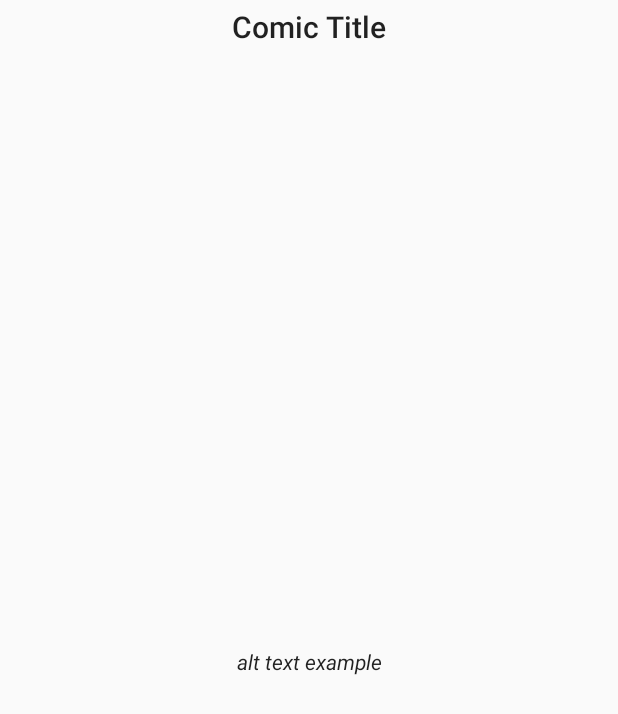
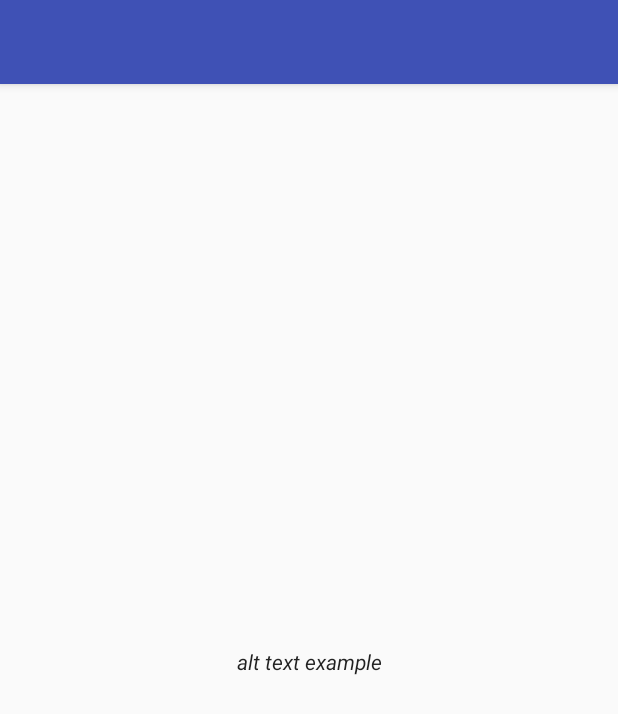
Before and after one commit to gregtaole/XKCDBrowser, an Android app: the layout activity_comic_viewer.xml on its own in the app's theme, with its tools: preview values and no code run, on a phone screen of 412 x 824 dp. Shown: the top 714 px of the screen. Run offline under Robolectric (Android 15) with nearby library versions, the phone set to English and light mode, and no system bars; plain views replace SimpleDraweeView.

Commit message:
Added action bar in comic viewer

```diff
--- a/app/src/main/java/fr/esiea/xkcdbrowser/ComicViewerActivity.java
+++ b/app/src/main/java/fr/esiea/xkcdbrowser/ComicViewerActivity.java
@@ -1,8 +1,10 @@
 package fr.esiea.xkcdbrowser;
 
 import android.content.Intent;
+import android.support.v7.app.ActionBar;
 import android.support.v7.app.AppCompatActivity;
 import android.os.Bundle;
+import android.support.v7.widget.Toolbar;
 import android.widget.TextView;
 
 import com.facebook.drawee.view.SimpleDraweeView;
@@ -14,6 +16,10 @@ public class ComicViewerActivity extends AppCompatActivity {
     protected void onCreate(Bundle savedInstanceState) {
         super.onCreate(savedInstanceState);
         setContentView(R.layout.activity_comic_viewer);
+        Toolbar toolbar = (Toolbar) findViewById(R.id.comic_viewer_toolbar);
+        setSupportActionBar(toolbar);
+        ActionBar actionBar = getSupportActionBar();
+        actionBar.setDisplayHomeAsUpEnabled(true);
 //        Log.d(TAG, "Shazbot !");
         Intent intent = getIntent();
         Comic comic = intent.getParcelableExtra(MainActivity.EXTRA_COMIC);
--- a/app/src/main/res/layout/activity_comic_viewer.xml
+++ b/app/src/main/res/layout/activity_comic_viewer.xml
@@ -6,6 +6,14 @@
     android:layout_width="match_parent"
     android:layout_height="match_parent"
     tools:context="fr.esiea.xkcdbrowser.ComicViewerActivity">
+
+    <android.support.v7.widget.Toolbar
+        android:id="@+id/comic_viewer_toolbar"
+        android:layout_width="match_parent"
+        android:layout_height="?attr/actionBarSize"
+        android:background="?attr/colorPrimary"
+        android:elevation="4dp"
+        android:theme="@style/AppTheme.AppBarOverlay" />
 
     <TextView
         android:id="@+id/comic_viewer_title"
```
Also changed, not shown: app/src/main/AndroidManifest.xml (+6 -1 lines).
